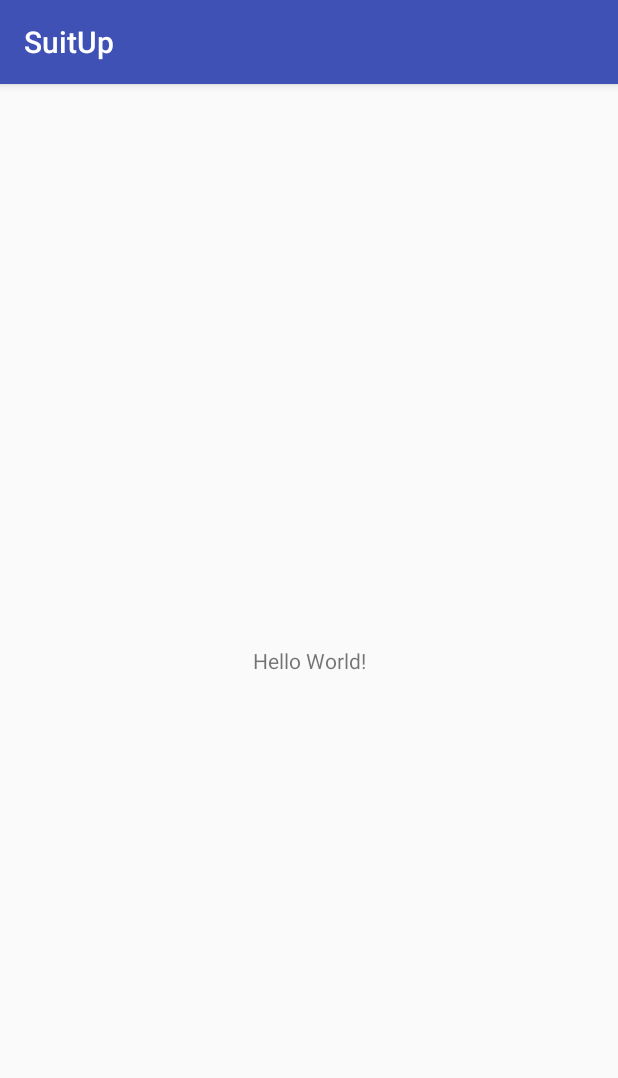
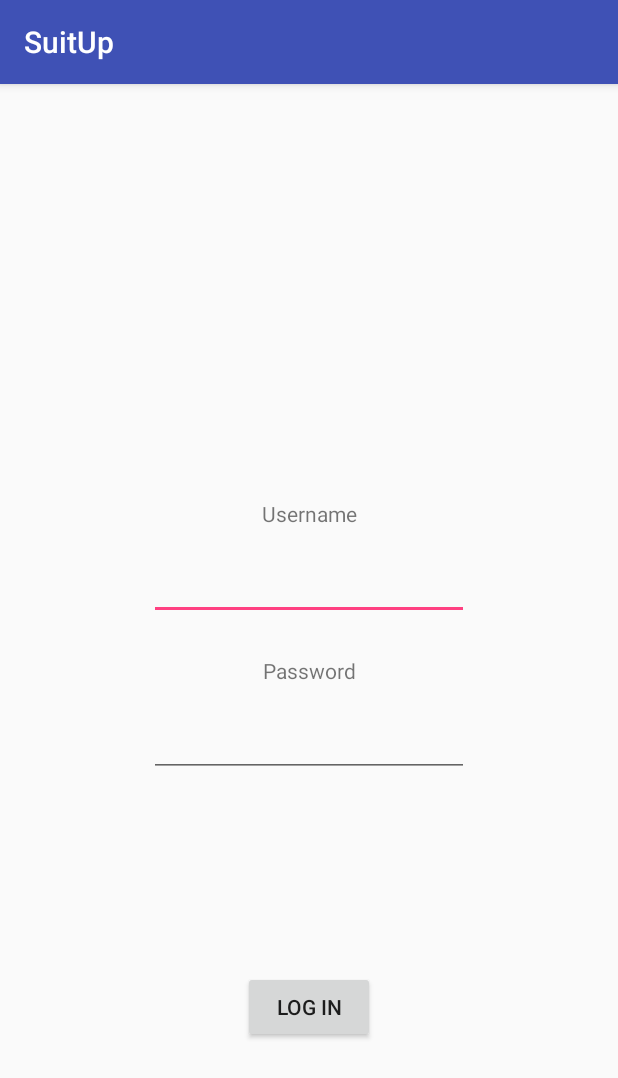
Before and after one commit to davidefalcone/SuitUp, an Android app: the screen it shows after launch (Login), on a phone screen of 412 x 824 dp. Shown: the top 1078 px of the screen. Run offline under Robolectric (Android 15) with nearby library versions, the phone set to English and light mode, and no system bars.

Commit message:
aggiunte alcune activity

```diff
--- a/app/src/main/AndroidManifest.xml
+++ b/app/src/main/AndroidManifest.xml
@@ -16,6 +16,8 @@
                 <category android:name="android.intent.category.LAUNCHER" />
             </intent-filter>
         </activity>
+        <activity android:name=".ArmadioActivity" />
+        <activity android:name=".CapoActivity"></activity>
     </application>
 
 </manifest>
--- a/app/src/main/res/layout/activity_login.xml
+++ b/app/src/main/res/layout/activity_login.xml
@@ -6,13 +6,74 @@
     android:layout_height="match_parent"
     tools:context=".Login">
 
-    <TextView
+    <EditText
+        android:id="@+id/editText"
         android:layout_width="wrap_content"
         android:layout_height="wrap_content"
-        android:text="Hello World!"
+        android:layout_marginEnd="8dp"
+        android:layout_marginStart="8dp"
+        android:layout_marginTop="16dp"
+        android:ems="10"
+        android:inputType="textPersonName"
+        app:layout_constraintEnd_toEndOf="parent"
+        app:layout_constraintStart_toStartOf="parent"
+        app:layout_constraintTop_toBottomOf="@+id/textView" />
+
+    <EditText
+        android:id="@+id/editText2"
+        android:layout_width="wrap_content"
+        android:layout_height="wrap_content"
+        android:layout_marginEnd="8dp"
+        android:layout_marginStart="8dp"
+        android:layout_marginTop="16dp"
+        android:ems="10"
+        android:inputType="textPassword"
+        app:layout_constraintEnd_toEndOf="parent"
+        app:layout_constraintStart_toStartOf="parent"
+        app:layout_constraintTop_toBottomOf="@+id/textView2" />
+
+    <TextView
+        android:id="@+id/textView"
+        android:layout_width="wrap_content"
+        android:layout_height="wrap_content"
+        android:layout_marginEnd="8dp"
+        android:layout_marginStart="8dp"
+        android:layout_marginTop="64dp"
+        android:text="@string/username"
+        app:layout_constraintEnd_toEndOf="parent"
+        app:layout_constraintStart_toStartOf="parent"
+        app:layout_constraintTop_toTopOf="@+id/guideline" />
+
+    <TextView
+        android:id="@+id/textView2"
+        android:layout_width="wrap_content"
+        android:layout_height="wrap_content"
+        android:layout_marginEnd="8dp"
+        android:layout_marginStart="8dp"
+        android:layout_marginTop="24dp"
+        android:text="@string/password"
+        app:layout_constraintEnd_toEndOf="parent"
+        app:layout_constraintStart_toStartOf="parent"
+        app:layout_constraintTop_toBottomOf="@+id/editText" />
+
+    <android.support.constraint.Guideline
+        android:id="@+id/guideline"
+        android:layout_width="wrap_content"
+        android:layout_height="wrap_content"
+        android:orientation="horizontal"
+        app:layout_constraintGuide_begin="213dp" />
+
+    <Button
+        android:id="@+id/loginBtn"
+        android:layout_width="wrap_content"
+        android:layout_height="wrap_content"
+        android:layout_marginBottom="8dp"
+        android:layout_marginEnd="8dp"
+        android:layout_marginStart="8dp"
+        android:layout_marginTop="8dp"
+        android:text="@string/log_in"
         app:layout_constraintBottom_toBottomOf="parent"
-        app:layout_constraintLeft_toLeftOf="parent"
-        app:layout_constraintRight_toRightOf="parent"
-        app:layout_constraintTop_toTopOf="parent" />
-
+        app:layout_constraintEnd_toEndOf="parent"
+        app:layout_constraintStart_toStartOf="parent"
+        app:layout_constraintTop_toBottomOf="@+id/editText2" />
 </android.support.constraint.ConstraintLayout>
--- a/app/src/main/res/values/strings.xml
+++ b/app/src/main/res/values/strings.xml
@@ -1,3 +1,10 @@
 <resources>
     <string name="app_name">SuitUp</string>
+    <string name="username">Username</string>
+    <string name="password">Password</string>
+    <string name="filtra">FILTRA</string>
+    <string name="il_tuo_armadio">Il tuo armadio</string>
+    <string name="colori">COLORI</string>
+    <string name="abbina">ABBINA</string>
+    <string name="log_in">LOG IN</string>
 </resources>
```
